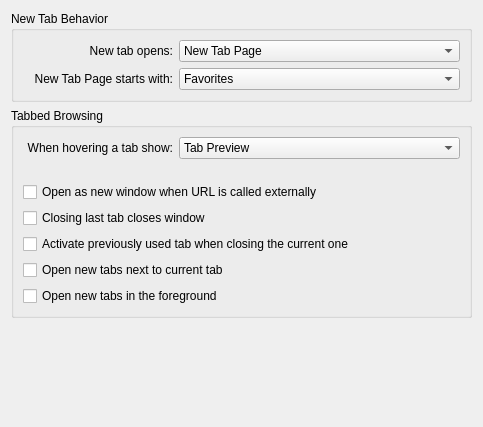
Old version of the form src/settings/settings_tabs.ui in the repository KDE/rekonq.
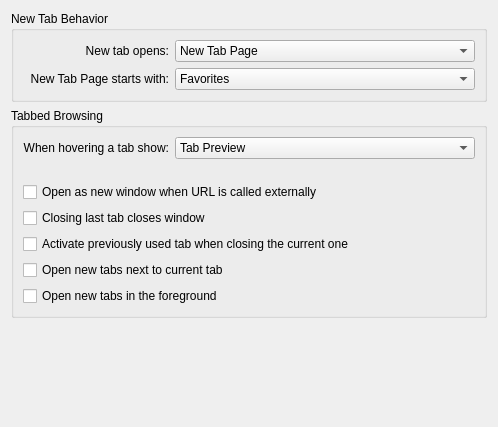
New version of the form. Custom widgets are drawn as their Qt base class.

Commit message: Fix && uniform UI width

```diff
--- a/src/settings/settings_tabs.ui
+++ b/src/settings/settings_tabs.ui
@@ -19,15 +19,18 @@
      <property name="title">
       <string>New Tab Behavior</string>
      </property>
-     <layout class="QFormLayout" name="formLayout">
-      <property name="fieldGrowthPolicy">
-       <enum>QFormLayout::ExpandingFieldsGrow</enum>
-      </property>
+     <layout class="QGridLayout" name="gridLayout">
       <item row="0" column="0">
        <widget class="QLabel" name="label_4">
+        <property name="sizePolicy">
+         <sizepolicy hsizetype="Expanding" vsizetype="Preferred">
+          <horstretch>0</horstretch>
+          <verstretch>0</verstretch>
+         </sizepolicy>
+        </property>
         <property name="minimumSize">
          <size>
-          <width>150</width>
+          <width>0</width>
           <height>0</height>
          </size>
         </property>
@@ -45,11 +48,17 @@
          <bool>true</bool>
         </property>
         <property name="sizePolicy">
-         <sizepolicy hsizetype="Expanding" vsizetype="Fixed">
+         <sizepolicy hsizetype="Minimum" vsizetype="Fixed">
           <horstretch>0</horstretch>
           <verstretch>0</verstretch>
          </sizepolicy>
         </property>
+        <property name="minimumSize">
+         <size>
+          <width>300</width>
+          <height>0</height>
+         </size>
+        </property>
         <item>
          <property name="text">
           <string>New Tab Page</string>
@@ -69,9 +78,15 @@
       </item>
       <item row="1" column="0">
        <widget class="QLabel" name="label_5">
+        <property name="sizePolicy">
+         <sizepolicy hsizetype="Expanding" vsizetype="Preferred">
+          <horstretch>0</horstretch>
+          <verstretch>0</verstretch>
+         </sizepolicy>
+        </property>
         <property name="minimumSize">
          <size>
-          <width>150</width>
+          <width>0</width>
           <height>0</height>
          </size>
         </property>
@@ -89,11 +104,17 @@
          <bool>true</bool>
         </property>
         <property name="sizePolicy">
-         <sizepolicy hsizetype="Expanding" vsizetype="Fixed">
+         <sizepolicy hsizetype="Minimum" vsizetype="Fixed">
           <horstretch>0</horstretch>
           <verstretch>0</verstretch>
          </sizepolicy>
         </property>
+        <property name="minimumSize">
+         <size>
+          <width>300</width>
+          <height>0</height>
+         </size>
+        </property>
         <item>
          <property name="text">
           <string>Favorites</string>
@@ -134,9 +155,15 @@
        <layout class="QHBoxLayout" name="horizontalLayout">
         <item>
          <widget class="QLabel" name="label_6">
+          <property name="sizePolicy">
+           <sizepolicy hsizetype="Expanding" vsizetype="Preferred">
+            <horstretch>0</horstretch>
+            <verstretch>0</verstretch>
+           </sizepolicy>
+          </property>
           <property name="minimumSize">
            <size>
-            <width>150</width>
+            <width>0</width>
             <height>0</height>
            </size>
           </property>
@@ -154,11 +181,17 @@
            <bool>true</bool>
           </property>
           <property name="sizePolicy">
-           <sizepolicy hsizetype="Expanding" vsizetype="Fixed">
+           <sizepolicy hsizetype="Minimum" vsizetype="Fixed">
             <horstretch>0</horstretch>
             <verstretch>0</verstretch>
            </sizepolicy>
           </property>
+          <property name="minimumSize">
+           <size>
+            <width>300</width>
+            <height>0</height>
+           </size>
+          </property>
           <item>
            <property name="text">
             <string>Tab Preview</string>
```
The commit also changes 5 other files.
